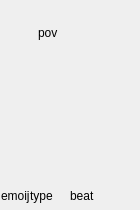
First picture: the form in ui/scene_card.ui, repository zkovari/plotlyst, before the edit.
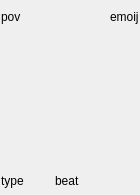
Second picture: the form after the edit. Custom widgets are drawn as their Qt base class.

Commit message: reduce icon size in scene card

```diff
--- a/ui/scene_card.ui
+++ b/ui/scene_card.ui
@@ -7,19 +7,19 @@
     <x>0</x>
     <y>0</y>
     <width>140</width>
-    <height>210</height>
+    <height>195</height>
    </rect>
   </property>
   <property name="minimumSize">
    <size>
     <width>140</width>
-    <height>210</height>
+    <height>190</height>
    </size>
   </property>
   <property name="maximumSize">
    <size>
     <width>140</width>
-    <height>210</height>
+    <height>195</height>
    </size>
   </property>
   <property name="windowTitle">
@@ -49,12 +49,12 @@
      <property name="spacing">
       <number>2</number>
      </property>
-     <item alignment="Qt::AlignHCenter">
+     <item alignment="Qt::AlignLeft">
       <widget class="QLabel" name="lblPov">
        <property name="minimumSize">
         <size>
-         <width>64</width>
-         <height>64</height>
+         <width>32</width>
+         <height>32</height>
         </size>
        </property>
        <property name="text">
@@ -65,6 +65,13 @@
        </property>
       </widget>
      </item>
+     <item alignment="Qt::AlignRight">
+      <widget class="QLabel" name="lblBeatEmoji">
+       <property name="text">
+        <string>emoij</string>
+       </property>
+      </widget>
+     </item>
     </layout>
    </item>
    <item>
@@ -103,6 +110,19 @@
      </property>
     </widget>
    </item>
+   <item>
+    <spacer name="verticalSpacer_2">
+     <property name="orientation">
+      <enum>Qt::Vertical</enum>
+     </property>
+     <property name="sizeHint" stdset="0">
+      <size>
+       <width>20</width>
+       <height>40</height>
+      </size>
+     </property>
+    </spacer>
+   </item>
    <item>
     <widget class="QScrollArea" name="scrollArea">
      <property name="sizePolicy">
@@ -111,6 +131,12 @@
        <verstretch>0</verstretch>
       </sizepolicy>
      </property>
+     <property name="maximumSize">
+      <size>
+       <width>16777215</width>
+       <height>50</height>
+      </size>
+     </property>
      <property name="styleSheet">
       <string notr="true">border: 0px;
 background-color: rgba(0, 0, 0, 0);</string>
@@ -130,7 +156,7 @@
         <x>0</x>
         <y>0</y>
         <width>138</width>
-        <height>59</height>
+        <height>50</height>
        </rect>
       </property>
       <property name="styleSheet">
@@ -170,31 +196,11 @@
      </widget>
     </widget>
    </item>
-   <item>
-    <spacer name="verticalSpacer">
-     <property name="orientation">
-      <enum>Qt::Vertical</enum>
-     </property>
-     <property name="sizeHint" stdset="0">
-      <size>
-       <width>1</width>
-       <height>1</height>
-      </size>
-     </property>
-    </spacer>
-   </item>
    <item>
     <layout class="QHBoxLayout" name="horizontalLayout_3">
      <property name="spacing">
       <number>0</number>
      </property>
-     <item>
-      <widget class="QLabel" name="lblBeatEmoji">
-       <property name="text">
-        <string>emoij</string>
-       </property>
-      </widget>
-     </item>
      <item>
       <widget class="QLabel" name="lblType">
        <property name="text">
```
The commit also changes 5 other files.
